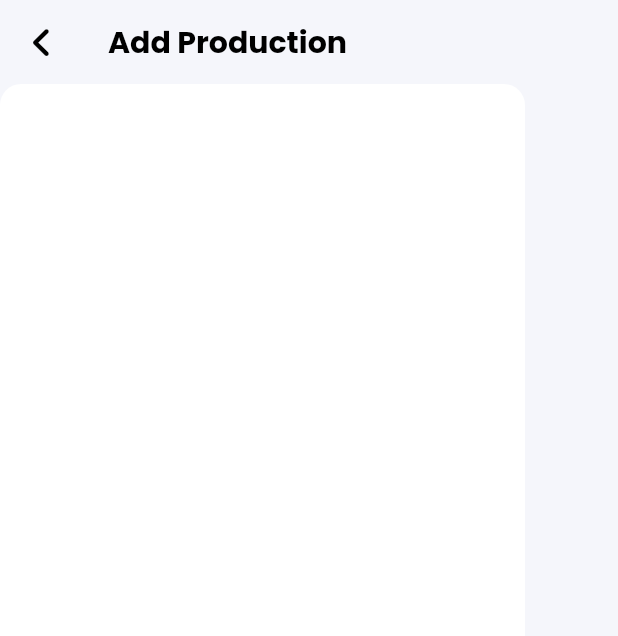
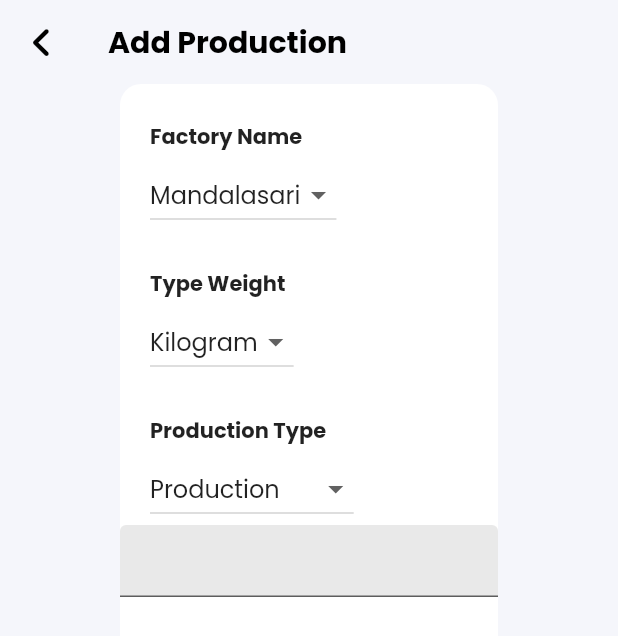
Before and after one commit to arcelzi/sabang, a Flutter app: the AddProduct screen opened directly, on a phone screen of 412 x 824 dp. Shown: the top 636 px of the screen. Run offline on Flutter 3.47's test engine with Material 2 defaults, Android fonts, the phone set to English and light mode, and no system bars; our stand-ins replace font_awesome_flutter, google_fonts.

Commit message:
15/08/2023

```diff
--- a/lib/menu/addnira.dart
+++ b/lib/menu/addnira.dart
@@ -117,7 +117,7 @@ class _AddNiraState extends State<AddNira> {
                   Navigator.pop(context);
                 },
                 style: ElevatedButton.styleFrom(
-                  backgroundColor: Color(0xFF0E86F5),
+                  backgroundColor: Color(0xFFE0ADA2),
                   shape: RoundedRectangleBorder(
                     borderRadius: BorderRadius.circular(30)
                   )
@@ -147,7 +147,6 @@ TextFormField buildPh() {
         filled: true,
         fillColor: Color(0xFFE9E9E9),
         hintText: 'Input Ph',
-        helperText: "Tolong Masukkan Ph",
         hintStyle: TextStyle(color: Color(0xFFA9A9A9)),
         focusedBorder:OutlineInputBorder(
             borderRadius: BorderRadius.circular(30),
@@ -174,7 +173,6 @@ TextFormField buildKadarField() {
         filled: true,
         fillColor: Color(0xFFE9E9E9),
         hintText: 'Input BRIX',
-        helperText: "Tolong masukkan kadar gula",
         hintStyle: TextStyle(
           color: Color(0xFFA9A9A9),
         ),
@@ -203,7 +201,6 @@ TextFormField buildLiterField() {
         filled: true,
         fillColor: Color(0xFFE9E9E9),
         hintText: 'Masukkan Volume/liter',
-        helperText: "Tolong Masukkan Volume",
         hintStyle: TextStyle(
           color: Color(0xFFA9A9A9),
         ),
--- a/lib/menu/addproduct.dart
+++ b/lib/menu/addproduct.dart
@@ -1,5 +1,6 @@
 import 'package:flutter/material.dart';
 import 'package:font_awesome_flutter/font_awesome_flutter.dart';
+import 'package:google_fonts/google_fonts.dart';
 
 class AddProduct extends StatefulWidget {
   const AddProduct({super.key});
@@ -8,10 +9,47 @@ class AddProduct extends StatefulWidget {
   State<AddProduct> createState() => _AddProductState();
 }
 
-
 class _AddProductState extends State<AddProduct> {
   final String FontPoppins = 'FontPoppins';
   final _formKey = GlobalKey<FormState>();
+  String _selectedFactory = "Mandalasari";
+  var factory = {'Mandalasari': 'ML', 'BunihKasih': 'BK'};
+
+  List _factory = [];
+  FactoryDependentDropDown() {
+    factory.forEach((key, value) {
+      _factory.add(key);
+    });
+  }
+   String _selectedType = "Kilogram";
+  var type = {'Kilogram': 'KG', 'Gram': 'G'};
+
+  List _types = [];
+  TypeDependentDropDown() {
+    type.forEach((key, value) {
+      _types.add(key);
+    });
+  }
+
+     String _selectedProduct = "Production";
+  var product = {'Production': 'P', 'Temporary(S)': 'TP'};
+
+  List _products = [];
+  ProductDependentDropDown() {
+    product.forEach((key, value) {
+      _products.add(key);
+    });
+  }
+
+
+  @override
+  void initState() {
+    super.initState();
+    FactoryDependentDropDown();
+    TypeDependentDropDown();
+    ProductDependentDropDown();
+  }
+
   @override
   Widget build(BuildContext context) {
     return Scaffold(
@@ -36,10 +74,12 @@ class _AddProductState extends State<AddProduct> {
         ),
       ),
       body: Column(
+        crossAxisAlignment: CrossAxisAlignment.center,
         children: [
           GestureDetector(
             onTap: () => FocusManager.instance.primaryFocus?.unfocus(),
             child: Container(
+              margin: EdgeInsets.symmetric(horizontal: 80),
               height: 450,
               width: 350,
               decoration: BoxDecoration(
@@ -51,7 +91,108 @@ class _AddProductState extends State<AddProduct> {
                     child: Column(
                       crossAxisAlignment: CrossAxisAlignment.start,
                       children: [
+                           Container(
+                            padding: EdgeInsets.only(top: 25, left: 20),
+                             child: SizedBox(
+                              height: 25,
+                              child: Text(
+                                "Factory Name",
+                                style: TextStyle(
+                                  fontFamily: FontPoppins,
+                                  fontWeight: FontWeight.bold,
+                                  fontSize: 14,
+                                ),
+                              ),
+                            ),
+                           ),
+                        DropdownButton(
+                          hint: Text("Select"),
+                          padding: EdgeInsets.only(left: 20),
+                          borderRadius: BorderRadius.circular(10),
+                            value: _selectedFactory,
 
+                            onChanged: (newValue) {
+                              setState(() {
+                                _selectedFactory="$newValue";
+                              });
+                            },
+                            items: _factory.map((factory) {
+                              return DropdownMenuItem(
+                                child: Text(factory),
+                                value: factory,
+                              );
+                            }).toList(),
+                        ),
+                        Container(
+                          padding: EdgeInsets.only(left: 20, top: 25),
+                          child: SizedBox(
+                                height: 25,
+                                child: Text(
+                                  "Type Weight",
+                                  style: TextStyle(
+                                    fontFamily: FontPoppins,
+                                    fontWeight: FontWeight.bold,
+                                    fontSize: 14,
+                                  ),
+                                ),
+                             ),
+                        ),
+                         DropdownButton(
+                          padding: EdgeInsets.only(left: 20),
+                          borderRadius: BorderRadius.circular(10),
+                            value: _selectedType,
+
+                            onChanged: (newValue) {
+                              setState(() {
+                                _selectedType="$newValue";
+                              });
+                            },
+                            items: _types.map((type) {
+                              return DropdownMenuItem(
+                                child: Text(type),
+                                value: type,
+                              );
+                            }).toList(),
+                        ),
+
+                        Container(
+                          padding: EdgeInsets.only(left: 20, top: 25),
+                          child: SizedBox(
+                                height: 25,
+                                child: Text(
+                                  "Production Type",
+                                  style: TextStyle(
+                                    fontFamily: FontPoppins,
+                                    fontWeight: FontWeight.bold,
+                                    fontSize: 14,
+                                  ),
+                                ),
+                              ),
+                        ),
+                        DropdownButton(
+                          padding: EdgeInsets.only(left: 20,),
+                          borderRadius: BorderRadius.circular(10),
+                            value: _selectedProduct,
+
+                            onChanged: (newValue) {
+                              setState(() {
+                                _selectedProduct="$newValue";
+                              });
+                            },
+                            items: _products.map((product) {
+                              return DropdownMenuItem(
+                                child: Text(product),
+                                value: product,
+                              );
+                            }).toList(),
+                        ),
+                        TextFormField(
+                          decoration: InputDecoration(
+                            filled: true,
+                            fillColor: Color(0xFFE9E9E9),
+
+                          ),
+                        )
                       ],
                     ),
                   )),
--- a/lib/splash.dart
+++ b/lib/splash.dart
@@ -38,7 +38,7 @@ class _SplashState extends State<Splash> {
             Column(
               children: [
                 Image.asset(
-                  './assets/images/palmtree.png',
+                  '../assets/images/palm.png',
                   height: 400.0,
                   width: 400.0,
                 ),
@@ -47,7 +47,7 @@ class _SplashState extends State<Splash> {
                   textAlign: TextAlign.center,
                   style: TextStyle(
                     fontFamily: FontPoppins,
-                    color: Color(0xFF0E86F5),
+                    color: Color(0xFF78937A),
                     fontWeight: FontWeight.bold,
                     fontSize: 68.0,
                   ),
--- a/pubspec.yaml
+++ b/pubspec.yaml
@@ -42,12 +42,13 @@ dev_dependencies:
   flutter_test:
     sdk: flutter
 
+  google_fonts: ^5.1.0
 
   flutter_native_splash: ^2.3.1
 
 flutter_native_splash:
   color: "#ffffff"
-  image: assets/images/palmtree.png
+  image: assets/images/palm.png
 
   # The "flutter_lints" package below contains a set of recommended lints to
   # encourage good coding practices. The lint set provided by the package is
```
Also changed, not shown: lib/login.dart (+5 -4 lines), lib/view/dashboard.dart (+30 -30 lines), assets/images/palm.png (added), assets/images/palmtree.png (deleted), pubspec.lock, 1 other file.
